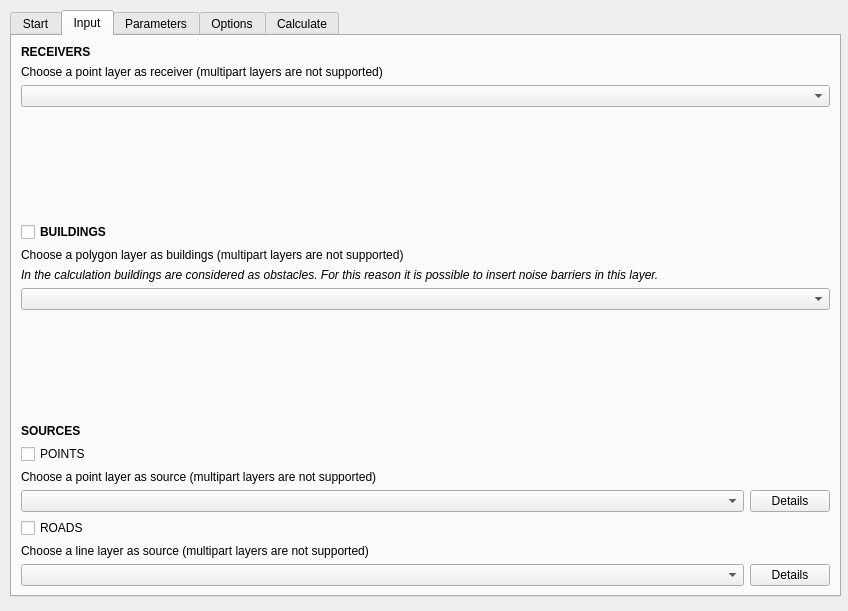
Before: the Qt Designer form tools/ui_CalculateNoiseLevels.ui in fdamo/openoise, drawn with Qt 5.
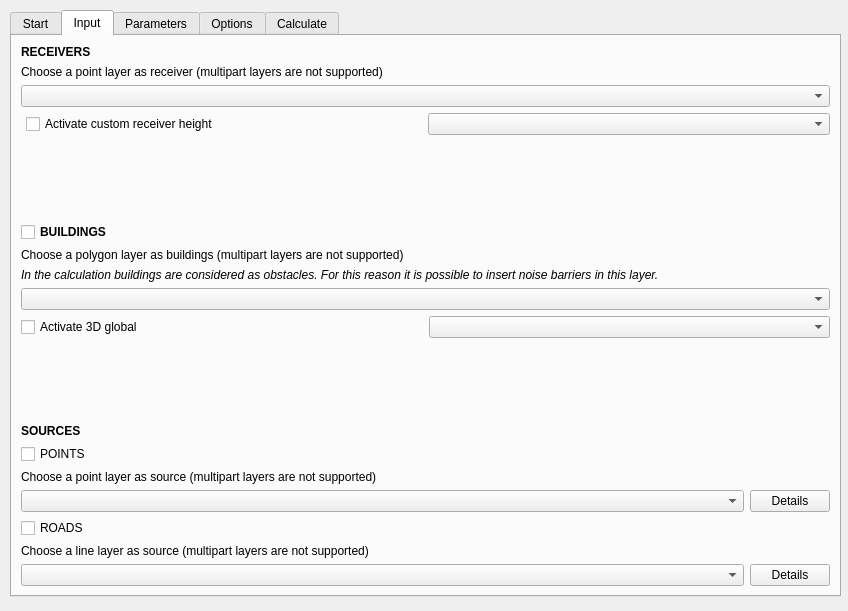
After: the same form once the commit is applied. The open tabs and pages were chosen to show the change. Custom widgets are drawn as their Qt base class.

Diff of the .ui file:
```diff
--- a/tools/ui_CalculateNoiseLevels.ui
+++ b/tools/ui_CalculateNoiseLevels.ui
@@ -207,6 +207,29 @@
      <item>
       <widget class="QgsMapLayerComboBox" name="receivers_layer_comboBox"/>
      </item>
+     <item>
+      <layout class="QHBoxLayout" name="HL_3D_receiver">
+       <property name="spacing">
+        <number>0</number>
+       </property>
+       <property name="leftMargin">
+        <number>5</number>
+       </property>
+       <property name="bottomMargin">
+        <number>0</number>
+       </property>
+       <item>
+        <widget class="QCheckBox" name="height_receiver_check">
+         <property name="text">
+          <string>Activate custom receiver height</string>
+         </property>
+        </widget>
+       </item>
+       <item>
+        <widget class="QgsFieldComboBox" name="field_height_receiver"/>
+       </item>
+      </layout>
+     </item>
      <item>
       <spacer name="verticalSpacer">
        <property name="orientation">
@@ -271,6 +294,23 @@
      <item>
       <widget class="QgsMapLayerComboBox" name="buildings_layer_comboBox"/>
      </item>
+     <item>
+      <layout class="QHBoxLayout" name="HL_3D_building">
+       <property name="bottomMargin">
+        <number>0</number>
+       </property>
+       <item>
+        <widget class="QCheckBox" name="height_building_check">
+         <property name="text">
+          <string>Activate 3D global</string>
+         </property>
+        </widget>
+       </item>
+       <item>
+        <widget class="QgsFieldComboBox" name="field_height_building"/>
+       </item>
+      </layout>
+     </item>
      <item>
       <spacer name="verticalSpacer_2">
        <property name="orientation">
@@ -1699,6 +1739,11 @@
   </widget>
  </widget>
  <customwidgets>
+  <customwidget>
+   <class>QgsFieldComboBox</class>
+   <extends>QComboBox</extends>
+   <header>qgsfieldcombobox.h</header>
+  </customwidget>
   <customwidget>
    <class>QgsMapLayerComboBox</class>
    <extends>QComboBox</extends>
```
Left out of the diff: 114 changed lines with no effect on the pictures.
